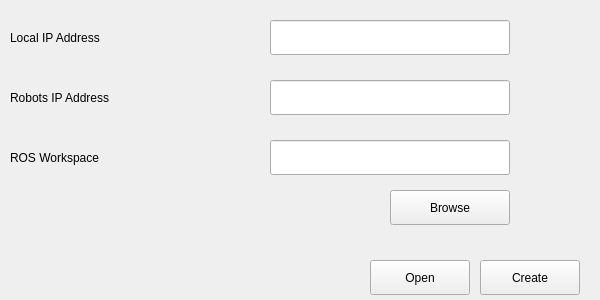
jaw566/Capstone, file CodeBase/ProfileSelect.ui: the form before one commit.
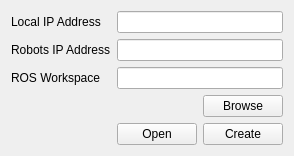
The form after the commit.

Commit message: Decoupled our code from the two UI files. Recreated the two UI files so that the UI now scales. Added a treeView back instead of the textBrowser for the file directory. The treeView now populates with the selected ROSWorkSpace path when set in the profile picker. When a file is clicked in the treeView it now shows up in the textEditor on the Editor tab as read only.

Diff of the .ui file:
```diff
--- a/CodeBase/ProfileSelect.ui
+++ b/CodeBase/ProfileSelect.ui
@@ -2,125 +2,62 @@
 <ui version="4.0">
  <class>profileSelect</class>
  <widget class="QWidget" name="profileSelect">
-  <property name="geometry">
-   <rect>
-    <x>0</x>
-    <y>0</y>
-    <width>600</width>
-    <height>300</height>
-   </rect>
-  </property>
   <property name="windowTitle">
    <string>Profile Select</string>
   </property>
-  <widget class="QPushButton" name="openProfileBttn">
-   <property name="geometry">
-    <rect>
-     <x>370</x>
-     <y>260</y>
-     <width>100</width>
-     <height>35</height>
-    </rect>
-   </property>
-   <property name="text">
-    <string>Open</string>
-   </property>
-  </widget>
-  <widget class="QPushButton" name="createProfileBttn">
-   <property name="geometry">
-    <rect>
-     <x>480</x>
-     <y>260</y>
-     <width>100</width>
-     <height>35</height>
-    </rect>
-   </property>
-   <property name="text">
-    <string>Create</string>
-   </property>
-  </widget>
+  <layout class="QGridLayout" name="gridLayout">
+   <item row="0" column="0">
   <widget class="QLabel" name="localIPLabel">
-   <property name="geometry">
-    <rect>
-     <x>10</x>
-     <y>20</y>
-     <width>240</width>
-     <height>35</height>
-    </rect>
-   </property>
    <property name="text">
     <string>Local IP Address</string>
    </property>
   </widget>
+   </item>
+   <item row="0" column="1" colspan="2">
+    <widget class="QLineEdit" name="localIPAddressField"/>
+   </item>
+   <item row="1" column="0">
   <widget class="QLabel" name="robotIPLabel">
-   <property name="geometry">
-    <rect>
-     <x>10</x>
-     <y>80</y>
-     <width>240</width>
-     <height>35</height>
-    </rect>
-   </property>
    <property name="text">
     <string>Robots IP Address</string>
    </property>
   </widget>
+   </item>
+   <item row="2" column="1" colspan="2">
+    <widget class="QLineEdit" name="ROSWSField"/>
+   </item>
+   <item row="1" column="1" colspan="2">
+    <widget class="QLineEdit" name="robotIPField"/>
+   </item>
+   <item row="2" column="0">
   <widget class="QLabel" name="rosWSLabel">
-   <property name="geometry">
-    <rect>
-     <x>10</x>
-     <y>140</y>
-     <width>240</width>
-     <height>35</height>
-    </rect>
-   </property>
    <property name="text">
     <string>ROS Workspace</string>
    </property>
   </widget>
-  <widget class="QLineEdit" name="localIPAddressField">
-   <property name="geometry">
-    <rect>
-     <x>270</x>
-     <y>20</y>
-     <width>240</width>
-     <height>35</height>
-    </rect>
-   </property>
-  </widget>
-  <widget class="QLineEdit" name="robotIPField">
-   <property name="geometry">
-    <rect>
-     <x>270</x>
-     <y>80</y>
-     <width>240</width>
-     <height>35</height>
-    </rect>
-   </property>
-  </widget>
-  <widget class="QLineEdit" name="ROSWSField">
-   <property name="geometry">
-    <rect>
-     <x>270</x>
-     <y>140</y>
-     <width>240</width>
-     <height>35</height>
-    </rect>
-   </property>
-  </widget>
+   </item>
+   <item row="5" column="1">
+    <widget class="QPushButton" name="openProfileBttn">
+     <property name="text">
+      <string>Open</string>
+     </property>
+    </widget>
+   </item>
+   <item row="5" column="2">
+    <widget class="QPushButton" name="createProfileBttn">
+     <property name="text">
+      <string>Create</string>
+     </property>
+    </widget>
+   </item>
+   <item row="3" column="2">
   <widget class="QPushButton" name="browseROSWSBttn">
-   <property name="geometry">
-    <rect>
-     <x>390</x>
-     <y>190</y>
-     <width>120</width>
-     <height>35</height>
-    </rect>
-   </property>
    <property name="text">
     <string>Browse</string>
    </property>
   </widget>
+   </item>
+  </layout>
  </widget>
  <resources/>
  <connections/>
```
Lines whose indentation alone changed are shown as unchanged. The commit also changes 13 other files.
